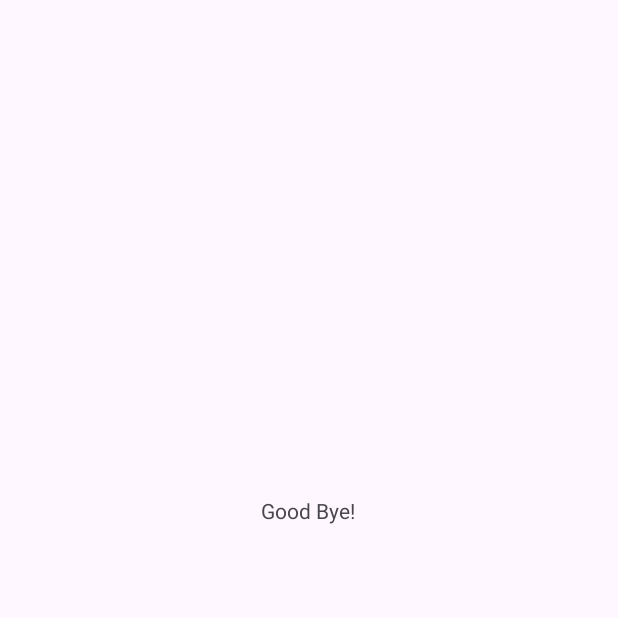
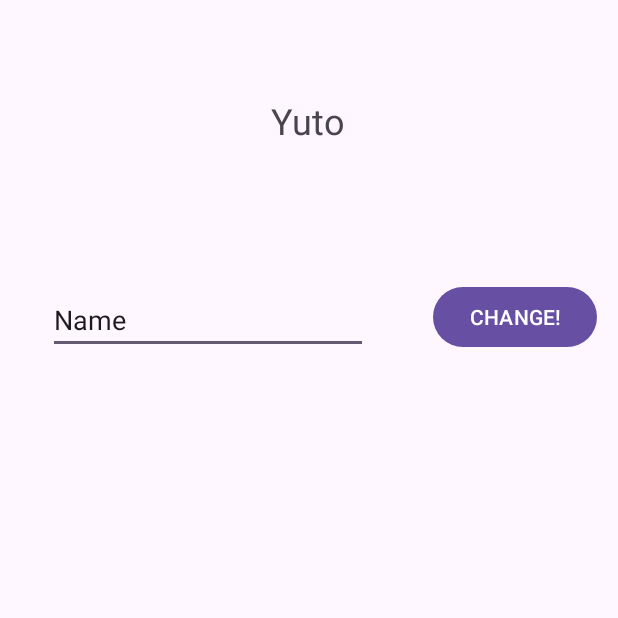
Before and after one commit to yuto52/AndroidApp, an Android app: the screen it shows after launch (MainActivity), on a phone screen of 412 x 824 dp, the top half of it. Before the commit the part shown is almost empty. Run offline under Robolectric (Android 15) with nearby library versions, the phone set to English and light mode, and no system bars.

Commit message:
テキストボックスに入力したテキストが上のテキストに反映されるようにしました。 また、画像データを追加しました。

```diff
--- a/app/build.gradle
+++ b/app/build.gradle
@@ -24,8 +24,8 @@ android {
     }
     compileOptions {
         coreLibraryDesugaringEnabled true
-        sourceCompatibility JavaVersion.VERSION_1_8
-        targetCompatibility JavaVersion.VERSION_1_8
+        sourceCompatibility JavaVersion.VERSION_11
+        targetCompatibility JavaVersion.VERSION_11
     }
     viewBinding {
         enabled = true
--- a/app/src/main/java/jp/ac/meijou/android/s221205013/MainActivity.java
+++ b/app/src/main/java/jp/ac/meijou/android/s221205013/MainActivity.java
@@ -3,12 +3,44 @@ package jp.ac.meijou.android.s221205013;
 import androidx.appcompat.app.AppCompatActivity;
 
 import android.os.Bundle;
+import android.text.Editable;
+import android.text.TextWatcher;
+import android.widget.TextView;
+
+import jp.ac.meijou.android.s221205013.databinding.ActivityMainBinding;
 
 public class MainActivity extends AppCompatActivity {
+    private ActivityMainBinding binding;
+    private int textRes;
+    private int imageRes;
 
     @Override
     protected void onCreate(Bundle savedInstanceState) {
         super.onCreate(savedInstanceState);
-        setContentView(R.layout.activity_main);
+        binding = ActivityMainBinding.inflate(getLayoutInflater());
+        setContentView(binding.getRoot());
+        binding.button.setOnClickListener(view -> {
+            var text = binding.editTextText.getText().toString();
+            binding.text.setText(text);
+        });
+
+        binding.editTextText.addTextChangedListener(new TextWatcher() {
+            @Override
+            public void beforeTextChanged(CharSequence charSequence, int i, int i1, int i2) {
+                // テキストが更新される直前に呼ばれる
+            }
+
+            @Override
+            public void onTextChanged(CharSequence charSequence, int i, int i1, int i2) {
+                // 文字を1つ入力された時に呼ばれる
+            }
+
+            @Override
+            public void afterTextChanged(Editable editable) {
+                // テキストが更新されたあとに呼ばれる
+                binding.text.setText(editable.toString());
+            }
+        });
+
     }
 }
--- /dev/null
+++ b/app/src/main/res/drawable/baseline_autorenew_24.xml
@@ -0,0 +1,5 @@
+<vector android:height="100dp" android:tint="#6AD1F6"
+    android:viewportHeight="24" android:viewportWidth="24"
+    android:width="100dp" xmlns:android="http://schemas.android.com/apk/res/android">
+    <path android:fillColor="@android:color/white" android:pathData="M12,6v3l4,-4 -4,-4v3c-4.42,0 -8,3.58 -8,8 0,1.57 0.46,3.03 1.24,4.26L6.7,14.8c-0.45,-0.83 -0.7,-1.79 -0.7,-2.8 0,-3.31 2.69,-6 6,-6zM18.76,7.74L17.3,9.2c0.44,0.84 0.7,1.79 0.7,2.8 0,3.31 -2.69,6 -6,6v-3l-4,4 4,4v-3c4.42,0 8,-3.58 8,-8 0,-1.57 -0.46,-3.03 -1.24,-4.26z"/>
+</vector>
--- /dev/null
+++ b/app/src/main/res/drawable/baseline_zoom_in_24.xml
@@ -0,0 +1,6 @@
+<vector android:height="100dp" android:tint="#0F1E7F"
+    android:viewportHeight="24" android:viewportWidth="24"
+    android:width="100dp" xmlns:android="http://schemas.android.com/apk/res/android">
+    <path android:fillColor="@android:color/white" android:pathData="M15.5,14h-0.79l-0.28,-0.27C15.41,12.59 16,11.11 16,9.5 16,5.91 13.09,3 9.5,3S3,5.91 3,9.5 5.91,16 9.5,16c1.61,0 3.09,-0.59 4.23,-1.57l0.27,0.28v0.79l5,4.99L20.49,19l-4.99,-5zM9.5,14C7.01,14 5,11.99 5,9.5S7.01,5 9.5,5 14,7.01 14,9.5 11.99,14 9.5,14z"/>
+    <path android:fillColor="@android:color/white" android:pathData="M12,10h-2v2H9v-2H7V9h2V7h1v2h2v1z"/>
+</vector>
--- /dev/null
+++ b/app/src/main/res/drawable/ic_android_black_24dp.xml
@@ -0,0 +1,5 @@
+<vector android:height="300dp" android:tint="#A0F566"
+    android:viewportHeight="24" android:viewportWidth="24"
+    android:width="300dp" xmlns:android="http://schemas.android.com/apk/res/android">
+    <path android:fillColor="#FF000000" android:pathData="M17.6,11.48 L19.44,8.3a0.63,0.63 0,0 0,-1.09 -0.63l-1.88,3.24a11.43,11.43 0,0 0,-8.94 0L5.65,7.67a0.63,0.63 0,0 0,-1.09 0.63L6.4,11.48A10.81,10.81 0,0 0,1 20L23,20A10.81,10.81 0,0 0,17.6 11.48ZM7,17.25A1.25,1.25 0,1 1,8.25 16,1.25 1.25,0 0,1 7,17.25ZM17,17.25A1.25,1.25 0,1 1,18.25 16,1.25 1.25,0 0,1 17,17.25Z"/>
+</vector>
--- a/app/src/main/res/layout/activity_main.xml
+++ b/app/src/main/res/layout/activity_main.xml
@@ -7,14 +7,43 @@
     tools:context=".MainActivity">
 
     <TextView
+        android:id="@+id/text"
         android:layout_width="wrap_content"
         android:layout_height="wrap_content"
-        android:text="Good Bye!"
-        app:layout_constraintBottom_toBottomOf="parent"
+        android:layout_marginTop="64dp"
+        android:text="@string/my_name"
+        android:textSize="24sp"
         app:layout_constraintEnd_toEndOf="parent"
         app:layout_constraintHorizontal_bias="0.498"
         app:layout_constraintStart_toStartOf="parent"
-        app:layout_constraintTop_toTopOf="parent"
-        app:layout_constraintVertical_bias="0.411" />
+        app:layout_constraintTop_toTopOf="parent" />
+
+    <EditText
+        android:id="@+id/editTextText"
+        android:layout_width="wrap_content"
+        android:layout_height="wrap_content"
+        android:layout_marginStart="32dp"
+        android:layout_marginTop="48dp"
+        android:layout_marginEnd="43dp"
+        android:layout_marginBottom="542dp"
+        android:ems="10"
+        android:inputType="text"
+        android:text="Name"
+        app:layout_constraintBottom_toBottomOf="parent"
+        app:layout_constraintEnd_toStartOf="@+id/button"
+        app:layout_constraintStart_toStartOf="parent"
+        app:layout_constraintTop_toBottomOf="@+id/text" />
+
+    <Button
+        android:id="@+id/button"
+        android:layout_width="wrap_content"
+        android:layout_height="wrap_content"
+        android:layout_marginStart="43dp"
+        android:layout_marginTop="141dp"
+        android:layout_marginBottom="543dp"
+        android:text="CHANGE!"
+        app:layout_constraintBottom_toBottomOf="parent"
+        app:layout_constraintStart_toEndOf="@+id/editTextText"
+        app:layout_constraintTop_toTopOf="parent" />
 
 </androidx.constraintlayout.widget.ConstraintLayout>
--- a/app/src/main/res/values/strings.xml
+++ b/app/src/main/res/values/strings.xml
@@ -1,3 +1,4 @@
 <resources>
     <string name="app_name">AndroidApp</string>
+    <string name="my_name">Yuto</string>
 </resources>
```
